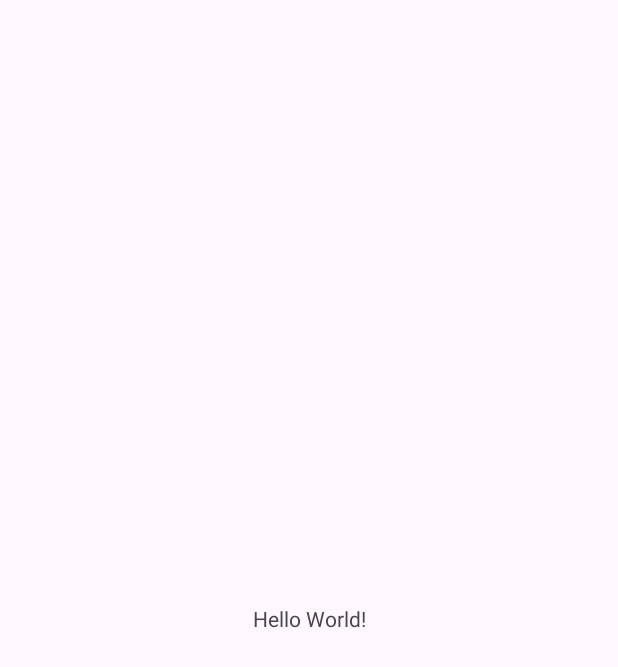
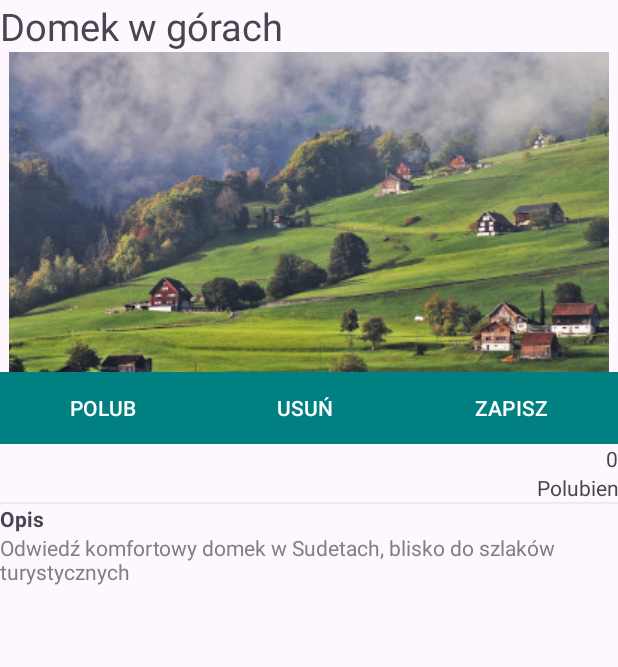
Before and after one commit to asconx/domek, an Android app: the screen it shows after launch (MainActivity), on a phone screen of 412 x 824 dp. Before the commit the part shown is almost empty. Shown: the top 667 px of the screen. Run offline under Robolectric (Android 15) with nearby library versions, the phone set to English and light mode, and no system bars.

Commit message:
przycisk działa lajki

```diff
--- a/app/src/main/java/pl/kondziux1/inf04v3/MainActivity.java
+++ b/app/src/main/java/pl/kondziux1/inf04v3/MainActivity.java
@@ -1,6 +1,9 @@
 package pl.kondziux1.inf04v3;
 
 import android.os.Bundle;
+import android.view.View;
+import android.widget.Button;
+import android.widget.TextView;
 
 import androidx.activity.EdgeToEdge;
 import androidx.appcompat.app.AppCompatActivity;
@@ -9,7 +12,7 @@ import androidx.core.view.ViewCompat;
 import androidx.core.view.WindowInsetsCompat;
 
 public class MainActivity extends AppCompatActivity {
-
+    public Integer like = 0;
     @Override
     protected void onCreate(Bundle savedInstanceState) {
         super.onCreate(savedInstanceState);
@@ -20,5 +23,27 @@ public class MainActivity extends AppCompatActivity {
             v.setPadding(systemBars.left, systemBars.top, systemBars.right, systemBars.bottom);
             return insets;
         });
+
+        Button likesbut = findViewById(R.id.button9);
+        Button del = findViewById(R.id.button10);
+        TextView ilosc = findViewById(R.id.textView2);
+        ilosc.setText(like.toString());
+
+        likesbut.setOnClickListener(new View.OnClickListener() {
+            @Override
+            public void onClick(View view) {
+                 like++;
+                 ilosc.setText(like.toString());
+            }
+        });
+        del.setOnClickListener(new View.OnClickListener() {
+            @Override
+            public void onClick(View view) {
+                like--;
+                ilosc.setText(like.toString());
+            }
+        });
+
+
     }
 }
--- a/app/src/main/res/layout/activity_main.xml
+++ b/app/src/main/res/layout/activity_main.xml
@@ -7,13 +7,93 @@
     android:layout_height="match_parent"
     tools:context=".MainActivity">
 
-    <TextView
-        android:layout_width="wrap_content"
-        android:layout_height="wrap_content"
-        android:text="Hello World!"
-        app:layout_constraintBottom_toBottomOf="parent"
-        app:layout_constraintEnd_toEndOf="parent"
-        app:layout_constraintStart_toStartOf="parent"
-        app:layout_constraintTop_toTopOf="parent" />
+    <LinearLayout
+        android:layout_width="match_parent"
+        android:layout_height="match_parent"
+        android:orientation="vertical">
+        <TextView
+            android:id="@+id/textView"
+            android:layout_width="wrap_content"
+            android:layout_height="wrap_content"
+            android:text="Domek w górach"
+            android:textSize="25dp"/>
+
+        <ImageView
+            android:id="@+id/imageView"
+            android:layout_width="match_parent"
+            android:layout_height="wrap_content"
+            app:srcCompat="@drawable/obraz"/>
+
+        <LinearLayout
+            android:layout_width="match_parent"
+            android:layout_height="wrap_content"
+            android:background="#008080"
+            android:backgroundTint="#008080"
+            android:orientation="horizontal">
+
+            <Button
+                android:id="@+id/button9"
+                android:layout_width="wrap_content"
+                android:layout_height="wrap_content"
+                android:layout_weight="1"
+                android:backgroundTint="#008080"
+                android:text="POLUB"
+                android:textColor="@color/white"/>
+
+            <Button
+                android:id="@+id/button10"
+                android:layout_width="wrap_content"
+                android:layout_height="wrap_content"
+                android:layout_weight="1"
+                android:backgroundTint="#008080"
+                android:text="USUŃ"
+                android:textColor="@color/white"/>
+
+            <Button
+                android:id="@+id/button11"
+                android:layout_width="wrap_content"
+                android:layout_height="wrap_content"
+                android:layout_weight="1"
+                android:backgroundTint="#008080"
+                android:text="ZAPISZ"
+                android:textColor="@color/white"/>
+        </LinearLayout>
+
+        <TextView
+            android:id="@+id/textView2"
+            android:layout_width="match_parent"
+            android:layout_height="wrap_content"
+            android:textAlignment="textEnd"
+            tools:text="0" />
+
+        <TextView
+            android:id="@+id/textViewd"
+            android:layout_width="match_parent"
+            android:layout_height="wrap_content"
+            android:text="Polubien"
+            android:textAlignment="textEnd" />
+        <View
+            android:id="@+id/divider2"
+            android:layout_width="match_parent"
+            android:layout_height="1dp"
+            android:background="?android:attr/listDivider"
+            android:backgroundTint="#808080" />
+
+        <TextView
+            android:id="@+id/textView3"
+            android:layout_width="wrap_content"
+            android:layout_height="wrap_content"
+            android:text="Opis"
+            android:textStyle="bold"/>
+
+        <TextView
+            android:id="@+id/textView4"
+            android:layout_width="match_parent"
+            android:layout_height="wrap_content"
+            android:text="Odwiedź komfortowy domek w Sudetach, blisko do szlaków turystycznych"
+            android:textColor="#808080"/>
+
+
+    </LinearLayout>
 
 </androidx.constraintlayout.widget.ConstraintLayout>
```
Also changed, not shown: app/src/main/res/drawable/obraz.jpg (added).
